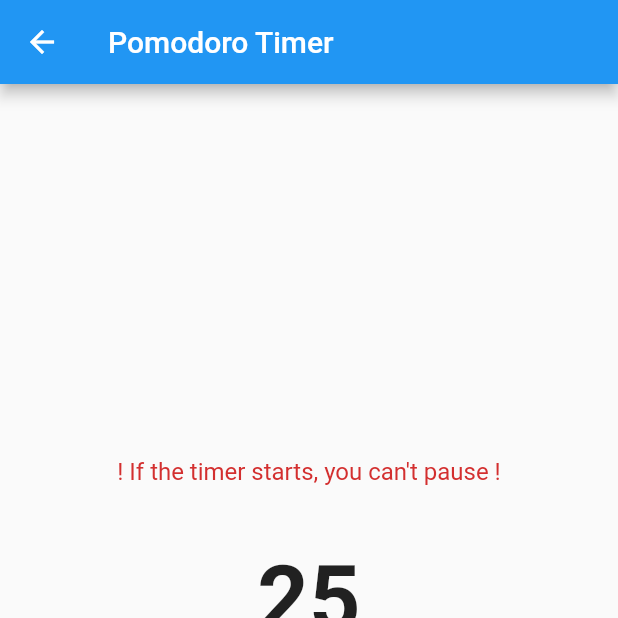
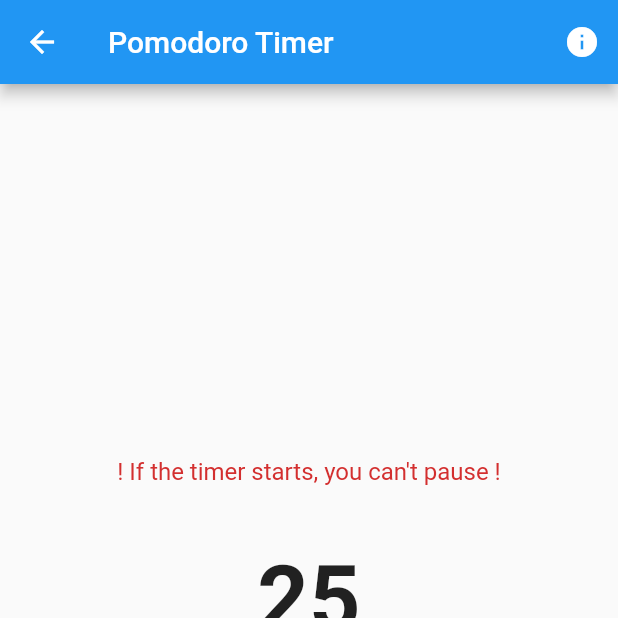
Before and after one commit to charafmrah/College-Essentials-App, a Flutter app: the PomodoroTimer screen opened directly, on a phone screen of 412 x 824 dp, the top half of it. Run offline on Flutter 3.47's test engine with Material 2 defaults, Android fonts, the phone set to English and light mode, and no system bars; our stand-ins replace shared_preferences, sqflite, table_calendar; accounts and stored records are empty.

Commit message:
added an info page to the timer

```diff
--- a/lib/Navigation.dart
+++ b/lib/Navigation.dart
@@ -4,6 +4,7 @@ import 'package:college_essentials_app/screens/BasicCalculator.dart';
 import 'package:college_essentials_app/screens/NotesList.dart';
 import 'package:college_essentials_app/screens/ToDoList.dart';
 import 'package:college_essentials_app/screens/UpcomingEvents.dart';
+import 'package:college_essentials_app/screens/timer_resources/PomodoroTimerInfo.dart';
 import 'package:flutter/material.dart';
 
 import 'package:college_essentials_app/screens/GpaCalculator.dart';
@@ -45,4 +46,9 @@ class Navigation {
     Navigator.push(
         context, MaterialPageRoute(builder: (context) => PomodoroTimer()));
   }
+
+  static Future navigateToPomodoroTimerInfo(context) async {
+    Navigator.push(
+        context, MaterialPageRoute(builder: (context) => PomodoroTimerInfo()));
+  }
 }
--- a/lib/screens/PomodoroTimer.dart
+++ b/lib/screens/PomodoroTimer.dart
@@ -1,4 +1,5 @@
 import 'dart:async';
+import 'package:college_essentials_app/Navigation.dart';
 
 import 'package:flutter/material.dart';
 
@@ -19,6 +20,15 @@ class _PomodoroTimerState extends State<PomodoroTimer> {
     return Scaffold(
       appBar: AppBar(
         title: Text("Pomodoro Timer"),
+        actions: <Widget>[
+          IconButton(
+            icon: Icon(
+              Icons.info,
+              color: Colors.white,
+            ),
+            onPressed: () => Navigation.navigateToPomodoroTimerInfo(context),
+          )
+        ],
       ),
       body: Center(
         child: Column(
--- a/pubspec.yaml
+++ b/pubspec.yaml
@@ -45,12 +45,12 @@ dev_dependencies:
 
 # The following section is specific to Flutter.
 flutter:
-
   # The following line ensures that the Material Icons font is
   # included with your application, so that you can use the icons in
   # the material Icons class.
   uses-material-design: true
-
+  assets:
+    - assets/images/pomodoro.jpg
   # To add assets to your application, add an assets section, like this:
   # assets:
   #   - images/a_dot_burr.jpeg
```
Also changed, not shown: lib/screens/timer_resources/PomodoroTimerInfo.dart (added, +24 -0 lines), assets/images/pomodoro.jpg (added), 4 other files.
